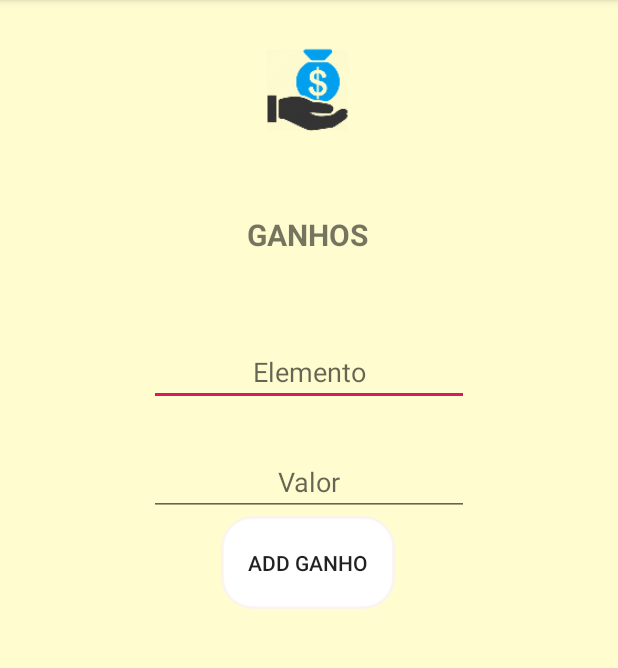
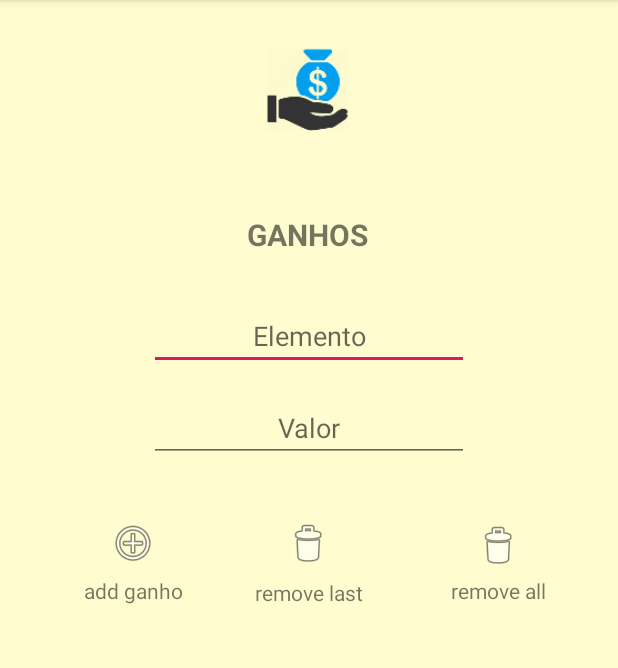
Before and after one commit to Caiango/Spending_Control, an Android app: the Ganhos screen opened directly, with no data from a screen before it, on a phone screen of 412 x 824 dp, the part 84-752 px from its top. Run offline under Robolectric (Android 15) with nearby library versions, the phone set to English and light mode, and no system bars; our stand-ins replace Firebase (no records; nobody signed in at launch, a user with empty details on screens opened directly).

Commit message:
Funciona: Insert, Remove Last e Remove All. Está sem o shared preferences.

```diff
--- a/app/src/main/java/com/example/spending_control/Ganhos.kt
+++ b/app/src/main/java/com/example/spending_control/Ganhos.kt
@@ -1,53 +1,78 @@
 package com.example.spending_control
 
+import android.content.Intent
 import androidx.appcompat.app.AppCompatActivity
 import android.os.Bundle
 import android.widget.Button
+import android.widget.ImageButton
 import android.widget.ListView
 import android.widget.Toast
+import androidx.core.view.get
 import androidx.recyclerview.widget.RecyclerView
 import com.google.firebase.database.*
+import kotlinx.android.synthetic.main.activity_despesas.view.*
 import kotlinx.android.synthetic.main.activity_ganhos.*
+import kotlinx.android.synthetic.main.lista_ganho.*
 
 class Ganhos : AppCompatActivity() {
     lateinit var UserList: MutableList<User>
     lateinit var refGanho: DatabaseReference
-    lateinit var btnAddGanhos: Button
+    lateinit var btnAddGanhos: ImageButton
     lateinit var listaGanhos: ListView
+    lateinit var imgDelLast: ImageButton
+    lateinit var imgDelAll: ImageButton
+    lateinit var idDel: String
+    lateinit var listaID: MutableList<String>
+    //variável que apontará para o index da listaID
+    var contador: Int = -1
 
     override fun onCreate(savedInstanceState: Bundle?) {
         super.onCreate(savedInstanceState)
         setContentView(R.layout.activity_ganhos)
         UserList = mutableListOf()
-
+        listaID = mutableListOf()
 
         refGanho = FirebaseDatabase.getInstance().getReference("Usuário")
 
-        btnAddGanhos = findViewById(R.id.btAddGanho)
+
+        btnAddGanhos = findViewById(R.id.imageADD)
         listaGanhos = findViewById(R.id.listaGanhos)
+        imgDelLast = findViewById(R.id.imageExcluirGanho)
+        imgDelAll = findViewById(R.id.imageDelAll)
         btnAddGanhos.setOnClickListener { inserirGanho() }
+        imgDelLast.setOnClickListener { removerLast() }
+        imgDelAll.setOnClickListener { removerAll() }
+
+
 
 
         get()
-        teste()
+        //teste()
 
     }
 
     private fun inserirGanho() {
         var nome: String = editTextGanho.text.toString().trim()
         var valor: String = editValorGanho.text.toString().trim()
-        val uid = "2"
+
+        val username = "Caio"
 
         val UID = refGanho.push().key.toString()
-        val USU = User(uid, nome, valor.toDouble())
+        // A listaID vai receber o valor criado pelo push.key
+        listaID.add(UID)
+        //o contador vai para o valor de 0 para apontar para o primeiro item da lista
+        //contador = 0 index da lista = 0
+        contador++
 
-        refGanho.child(UID).setValue(USU).addOnCanceledListener {
-            Toast.makeText(this, "INSERT BEM SUCEDIDO", Toast.LENGTH_LONG).show()
+        val USU = User(username, nome, valor.toDouble())
+
+        refGanho.child(UID).setValue(USU).addOnCompleteListener {
+            Toast.makeText(this, "INSERT BEM SUCEDIDO", Toast.LENGTH_SHORT).show()
         }
     }
 
     private fun get() {
-        refGanho.orderByChild("userid").equalTo("2").addValueEventListener(object :
+        refGanho.orderByChild("username").equalTo("Caio").addValueEventListener(object :
             ValueEventListener {
             override fun onDataChange(p0: DataSnapshot) {
 
@@ -60,8 +85,13 @@ class Ganhos : AppCompatActivity() {
 
                     val adapter = AdapterGanhos(applicationContext, R.layout.lista_ganho, UserList)
                     listaGanhos.adapter = adapter
+                } else {
+                    val adapter = AdapterGanhos(applicationContext, R.layout.lista_ganho, UserList)
+                    UserList.clear()
+                    listaGanhos.adapter = adapter
                 }
             }
+
             override fun onCancelled(p0: DatabaseError) {
                 TODO("not implemented") //To change body of created functions use File | Settings | File Templates.
             }
@@ -69,21 +99,43 @@ class Ganhos : AppCompatActivity() {
     }
 
     //FUNÇÃO PARA VERIFICAR NO BANCO E EXISTE CERTO TIPO DE INFORMAÇÃO
-    private fun teste(){
+    private fun teste() {
         refGanho.orderByChild("userid").equalTo("2").addValueEventListener(object :
             ValueEventListener {
             override fun onDataChange(p0: DataSnapshot) {
 
                 if (p0!!.exists()) {
-                    Toast.makeText(applicationContext, "DEU CERTO MAGO", Toast.LENGTH_LONG).show()
-                }else{
+
+                    Toast.makeText(applicationContext, "DEU BOM MAGO", Toast.LENGTH_LONG).show()
+                } else {
                     Toast.makeText(applicationContext, "DEU RUIM MAGO", Toast.LENGTH_LONG).show()
                 }
             }
+
             override fun onCancelled(p0: DatabaseError) {
                 TODO("not implemented") //To change body of created functions use File | Settings | File Templates.
             }
         })
     }
 
+    private fun removerAll() {
+        refGanho.removeValue().addOnCompleteListener {
+            Toast.makeText(this, "Todas informações removidas com sucesso", Toast.LENGTH_LONG)
+                .show()
+        }
+    }
+
+    private fun removerLast() {
+        refGanho.child(listaID.last()).removeValue().addOnCompleteListener {
+            Toast.makeText(this, "Ultima informação removida com sucesso", Toast.LENGTH_LONG)
+                .show()
+
+                //vou remover o ultimo item da lista por meio do meu contador
+                listaID.removeAt(contador)
+                //contador apontará para o item anterior
+                contador--
+                Toast.makeText(this, contador.toString(), Toast.LENGTH_LONG).show()
+        }
+    }
+
 }
--- a/app/src/main/java/com/example/spending_control/User.kt
+++ b/app/src/main/java/com/example/spending_control/User.kt
@@ -1,5 +1,5 @@
 package com.example.spending_control
 
-class User (var userid: String, var elemento: String, var valor: Double){
+class User (var username: String, var elemento: String, var valor: Double){
     constructor(): this("","", 0.0)
 }
--- a/app/src/main/res/layout/activity_ganhos.xml
+++ b/app/src/main/res/layout/activity_ganhos.xml
@@ -20,17 +20,6 @@
         app:layout_constraintStart_toStartOf="parent"
         app:layout_constraintTop_toBottomOf="@+id/imageViewGanho" />
 
-    <Button
-        android:id="@+id/btAddGanho"
-        android:layout_width="116dp"
-        android:layout_height="62dp"
-        android:background="@drawable/botao_form"
-        android:text="Add Ganho"
-        app:layout_constraintEnd_toEndOf="parent"
-        app:layout_constraintHorizontal_bias="0.498"
-        app:layout_constraintStart_toStartOf="parent"
-        app:layout_constraintTop_toBottomOf="@+id/editValorGanho" />
-
     <ImageView
         android:id="@+id/imageViewGanho"
         android:layout_width="143dp"
@@ -46,7 +35,7 @@
         android:id="@+id/editTextGanho"
         android:layout_width="wrap_content"
         android:layout_height="wrap_content"
-        android:layout_marginTop="32dp"
+        android:layout_marginTop="8dp"
         android:ems="10"
         android:gravity="center"
         android:hint="Elemento"
@@ -59,7 +48,7 @@
         android:id="@+id/editValorGanho"
         android:layout_width="wrap_content"
         android:layout_height="wrap_content"
-        android:layout_marginTop="28dp"
+        android:layout_marginTop="16dp"
         android:ems="10"
         android:gravity="center"
         android:hint="Valor"
@@ -72,9 +61,75 @@
         android:id="@+id/listaGanhos"
         android:layout_width="381dp"
         android:layout_height="292dp"
+        android:layout_marginTop="6dp"
         app:layout_constraintEnd_toEndOf="parent"
-        app:layout_constraintHorizontal_bias="0.466"
         app:layout_constraintStart_toStartOf="parent"
-        app:layout_constraintTop_toBottomOf="@+id/btAddGanho" />
+        app:layout_constraintTop_toBottomOf="@+id/textView" />
+
+    <ImageButton
+        android:id="@+id/imageExcluirGanho"
+        android:layout_width="52dp"
+        android:layout_height="45dp"
+        android:layout_marginTop="32dp"
+        android:background="@color/ganho_background"
+        app:layout_constraintEnd_toStartOf="@+id/imageDelAll"
+        app:layout_constraintHorizontal_bias="0.44"
+        app:layout_constraintStart_toEndOf="@+id/imageADD"
+        app:layout_constraintTop_toBottomOf="@+id/editValorGanho"
+        app:srcCompat="@android:drawable/ic_menu_delete" />
+
+    <TextView
+        android:id="@+id/textView"
+        android:layout_width="wrap_content"
+        android:layout_height="wrap_content"
+        android:text="remove last"
+        app:layout_constraintEnd_toEndOf="parent"
+        app:layout_constraintStart_toStartOf="parent"
+        app:layout_constraintTop_toBottomOf="@+id/imageExcluirGanho" />
+
+    <TextView
+        android:id="@+id/textView2"
+        android:layout_width="wrap_content"
+        android:layout_height="wrap_content"
+        android:layout_marginTop="4dp"
+        android:layout_marginEnd="48dp"
+        android:layout_marginRight="48dp"
+        android:text="remove all"
+        app:layout_constraintEnd_toEndOf="parent"
+        app:layout_constraintTop_toBottomOf="@+id/imageDelAll" />
+
+    <ImageButton
+        android:id="@+id/imageDelAll"
+        android:layout_width="wrap_content"
+        android:layout_height="wrap_content"
+        android:layout_marginTop="40dp"
+        android:layout_marginEnd="64dp"
+        android:layout_marginRight="64dp"
+        android:background="@color/gasto_background"
+        app:layout_constraintEnd_toEndOf="parent"
+        app:layout_constraintTop_toBottomOf="@+id/editValorGanho"
+        app:srcCompat="@android:drawable/ic_menu_delete" />
+
+    <ImageButton
+        android:id="@+id/imageADD"
+        android:layout_width="49dp"
+        android:layout_height="44dp"
+        android:layout_marginStart="64dp"
+        android:layout_marginLeft="64dp"
+        android:layout_marginTop="32dp"
+        android:background="@color/gasto_background"
+        app:layout_constraintStart_toStartOf="parent"
+        app:layout_constraintTop_toBottomOf="@+id/editValorGanho"
+        app:srcCompat="@android:drawable/ic_menu_add" />
+
+    <TextView
+        android:id="@+id/textView3"
+        android:layout_width="wrap_content"
+        android:layout_height="wrap_content"
+        android:layout_marginStart="56dp"
+        android:layout_marginLeft="56dp"
+        android:text="add ganho"
+        app:layout_constraintStart_toStartOf="parent"
+        app:layout_constraintTop_toBottomOf="@+id/imageADD" />
 
 </androidx.constraintlayout.widget.ConstraintLayout>
```
Also changed, not shown: app/src/main/java/com/example/spending_control/AdapterGanhos.kt (+5 -3 lines), app/src/main/res/layout/activity_main.xml (+10 -10 lines).
